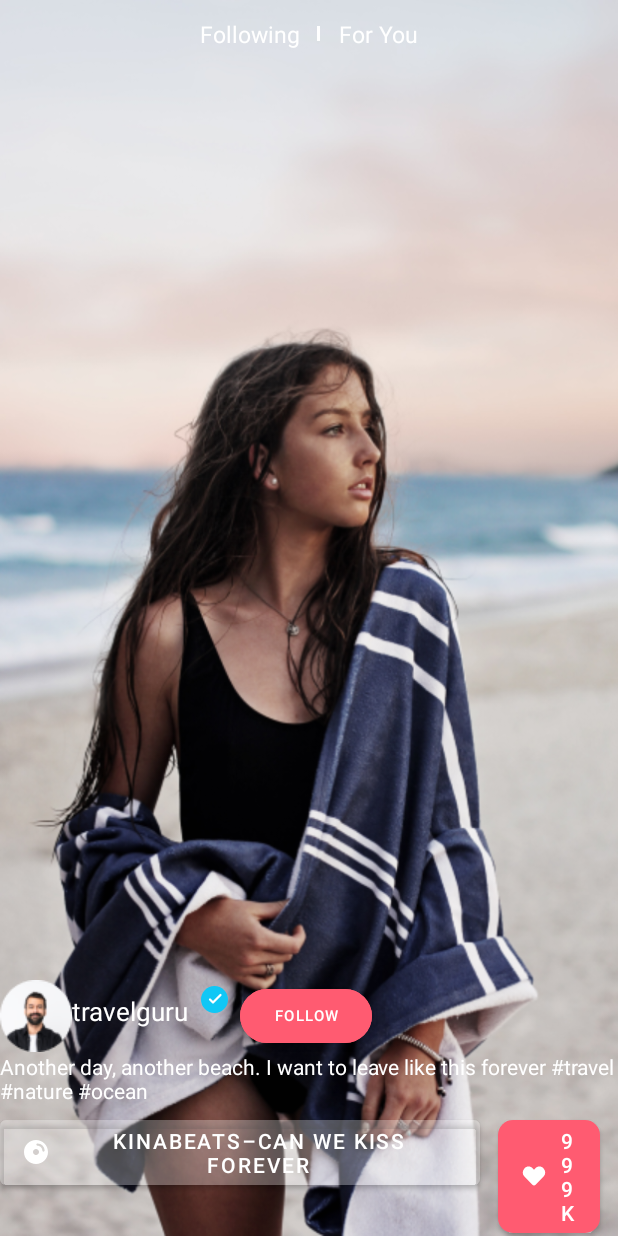
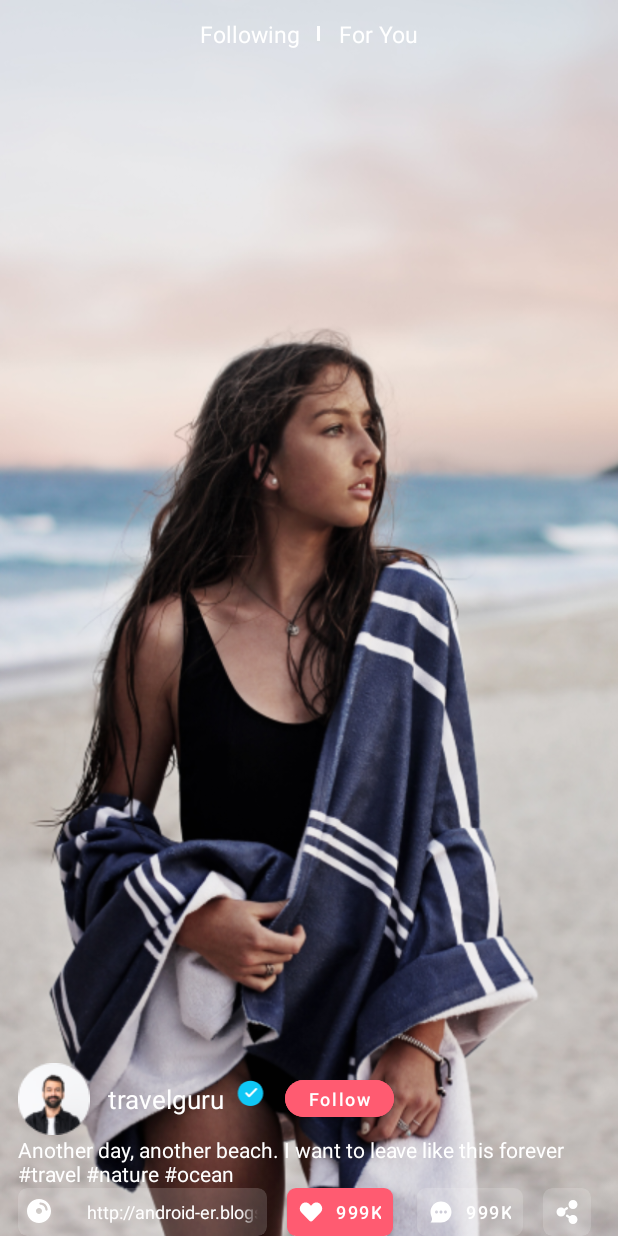
Before and after one commit to Asmat119/feardog, an Android app: the screen it shows after launch (MainActivity), on a phone screen of 412 x 824 dp. Run offline under Robolectric (Android 15) with nearby library versions, the phone set to English and light mode, and no system bars.

Commit message:
Hazrat done some changes

```diff
--- a/app/build.gradle
+++ b/app/build.gradle
@@ -26,6 +26,9 @@ android {
         sourceCompatibility JavaVersion.VERSION_1_8
         targetCompatibility JavaVersion.VERSION_1_8
     }
+    buildFeatures {
+        viewBinding true
+    }
 }
 
 dependencies {
--- a/app/src/main/java/com/example/feardog/MainActivity.java
+++ b/app/src/main/java/com/example/feardog/MainActivity.java
@@ -2,13 +2,22 @@ package com.example.feardog;
 
 import androidx.appcompat.app.AppCompatActivity;
 
+import android.annotation.SuppressLint;
 import android.os.Bundle;
+import android.view.textclassifier.TextClassification;
+import android.widget.TextView;
+
+import com.google.android.material.button.MaterialButton;
 
 public class MainActivity extends AppCompatActivity {
+
 
     @Override
     protected void onCreate(Bundle savedInstanceState) {
         super.onCreate(savedInstanceState);
         setContentView(R.layout.activity_main);
+        TextView tv =findViewById(R.id.scrollingtext);
+
+        tv.setSelected(true);
     }
 }
--- a/app/src/main/res/layout/activity_main.xml
+++ b/app/src/main/res/layout/activity_main.xml
@@ -8,14 +8,16 @@
     android:background="@drawable/video"
     android:layout_height="match_parent"
     tools:context=".MainActivity">
-
+    <LinearLayout
+        android:layout_width="match_parent"
+        android:orientation="vertical"
+        android:layout_marginHorizontal="12dp"
+        android:layout_height="wrap_content">
         <LinearLayout
             android:layout_width="match_parent"
             android:layout_height="wrap_content"
             android:layout_marginTop="12dp"
-
-        android:gravity="center"
->
+            android:gravity="center">
             <TextView
                 android:layout_width="wrap_content"
                 android:layout_height="wrap_content"
@@ -65,18 +67,26 @@
                     android:layout_height="wrap_content"
                     android:text="travelguru"
                     android:textColor="#FFFFFF"
+                    android:layout_gravity="center_vertical"
+                    android:layout_marginLeft="12dp"
                     android:textSize="17sp"
                     />
                 <ImageView
                     android:layout_width="wrap_content"
-                android:layout_height="wrap_content"
+                    android:layout_height="32dp"
+                    android:layout_gravity="center_vertical"
                     android:src="@drawable/check___circle"/>
                 <com.google.android.material.button.MaterialButton
                     android:layout_width="wrap_content"
                     android:layout_height="wrap_content"
                     android:text="Follow"
+                    android:minHeight="0dp"
+                    android:layout_gravity="center_vertical"
+                    android:layout_marginLeft="6dp"
+                    android:textAllCaps="false"
+                    android:minWidth="0dp"
                     app:cornerRadius="100dp"
-                android:textSize="10sp"
+                    android:textSize="12sp"
                     android:backgroundTint="#FF5B71"
                     android:textColor="@color/white"
 
@@ -93,41 +103,135 @@
                 android:layout_width="match_parent"
                 android:layout_height="wrap_content"
                 android:orientation="horizontal"
+                android:layout_weight="1"
+
+                android:gravity="center_vertical"
                 >
+
+                <LinearLayout
+                    android:layout_width="0dp"
+                    android:layout_weight="0.4"
+                    android:layout_height="wrap_content">
+                    <com.google.android.material.card.MaterialCardView
+
+                        android:layout_width="0dp"
+                        android:layout_marginRight="6dp"
+                        android:layout_gravity="center"
+                        android:layout_weight="0.3"
+                        android:backgroundTint="#29FFFFFF"
+                        android:elevation="0dp"
+                        app:cardCornerRadius="6dp"
+                        app:cardElevation="0dp"
+                        android:layout_height="32dp">
+                        <TextView
+                            android:id="@+id/scrollingtext"
+                            android:layout_width="match_parent"
+                            android:padding="6dp"
+                            android:gravity="center_vertical"
+                            android:layout_gravity="center_vertical"
+                            android:drawableLeft="@drawable/cd___small"
+                            android:backgroundTint="@android:color/transparent"
+                            android:drawablePadding="8dp"
+                            android:textColor="@color/white"
+                            android:layout_height="wrap_content"
+                            android:textSize="12sp"
+                            android:text="http://android-er.blogspot.com/ ahahahahhhah"
+                            android:focusable="true"
+                            android:focusableInTouchMode="true"
+                            android:singleLine="true"
+                            android:scrollHorizontally="true"
+                            android:ellipsize="marquee"
+                            android:marqueeRepeatLimit ="marquee_forever"/>
+
+                    </com.google.android.material.card.MaterialCardView>
+
+                </LinearLayout>
+
+
+
+                <RelativeLayout
+                    android:layout_width="0dp"
+                    android:layout_weight="0.2"
+                    android:layout_height="wrap_content">
+
                     <com.google.android.material.button.MaterialButton
                         android:layout_width="wrap_content"
-                android:layout_height="wrap_content"
-                android:backgroundTint="#29FFFFFF"
-                android:text="Kinabeats–Can We Kiss Forever"
-                android:drawableLeft="@drawable/cd___small"
-                />
-            <com.google.android.material.button.MaterialButton
-                android:layout_width="wrap_content"
-                android:layout_height="wrap_content"
-                android:layout_marginHorizontal="12dp"
+                        android:paddingHorizontal="8dp"
+                        android:layout_height="32dp"
+                        android:layout_centerHorizontal="true"
                         android:text="999k"
-                app:cornerRadius="10dp"
+                        app:cornerRadius="6dp"
+                        android:insetTop="0dp"
+                        android:insetBottom="0dp"
+                        android:minHeight="0dp"
+                        android:minWidth="0dp"
+                        android:textSize="12sp"
                         app:backgroundTint="#FF5B71"
                         android:drawableLeft="@drawable/heart___small"
                         />
+                </RelativeLayout>
 
+                <RelativeLayout
+                    android:layout_width="0dp"
+                    android:layout_weight="0.2"
+                    android:layout_height="wrap_content">
                     <com.google.android.material.button.MaterialButton
                         android:layout_width="wrap_content"
-                android:layout_height="wrap_content"
-                android:backgroundTint="#29FFFFFF"
+                        android:minHeight="0dp"
+                        android:minWidth="0dp"
+                        android:layout_centerHorizontal="true"
+                        android:elevation="0dp"
+                        android:paddingHorizontal="8dp"
+                        app:cornerRadius="6dp"
+                        android:stateListAnimator="@null"
+                        android:layout_height="32dp"
                         android:text="999k"
+                        android:insetTop="0dp"
+                        android:insetBottom="0dp"
+                        android:textSize="12sp"
+                        app:backgroundTint="#29ffffff"
                         android:drawableLeft="@drawable/comments___small"
                         />
-            <com.google.android.material.button.MaterialButton
+                </RelativeLayout>
+
+                <RelativeLayout
+                    android:layout_width="0dp"
+                    android:layout_weight="0.1"
+                    android:layout_height="wrap_content">
+                    <com.google.android.material.card.MaterialCardView
+                        android:layout_width="wrap_content"
+                        android:elevation="0dp"
+                        android:layout_centerHorizontal="true"
+                        app:cardCornerRadius="6dp"
+                        app:cardElevation="0dp"
+                        android:layout_height="32dp"
+                        android:backgroundTint="#29FFFFFF"
+                        >
+                        <ImageView
                             android:layout_width="wrap_content"
                             android:layout_height="wrap_content"
-                android:backgroundTint="#29FFFFFF"
-                android:drawableLeft="@drawable/share___small"
+                            android:layout_gravity="center"
+                            android:layout_margin="8dp"
+                            android:src="@drawable/share___small"
+
                             />
+
+
+                    </com.google.android.material.card.MaterialCardView>
+                </RelativeLayout>
+
+
+
+            </LinearLayout>
+
+
+
         </LinearLayout>
 
 
     </LinearLayout>
 
 
+
+
     </LinearLayout>
--- a/app/src/main/res/values/styles.xml
+++ b/app/src/main/res/values/styles.xml
@@ -4,4 +4,16 @@
         <item name="android:textSize">20sp</item>
         <item name="android:textColor">#aacbb4</item>
     </style>
+
+    <style name="ButtonTextStyle" parent="@android:style/TextAppearance">
+
+        <item name="android:textColor">#aacbb4</item>
+        <item name="android:marqueeRepeatLimit">marquee_forever</item>
+        <item name="android:ellipsize">marquee</item>
+        <item name="android:scrollHorizontally">true</item>
+        <item name="android:singleLine">true</item>
+        <item name="android:focusableInTouchMode">true</item>
+        <item name="android:focusable">true</item>
+    </style>
+
 </resources>
```
Lines whose indentation alone changed are shown as unchanged.
